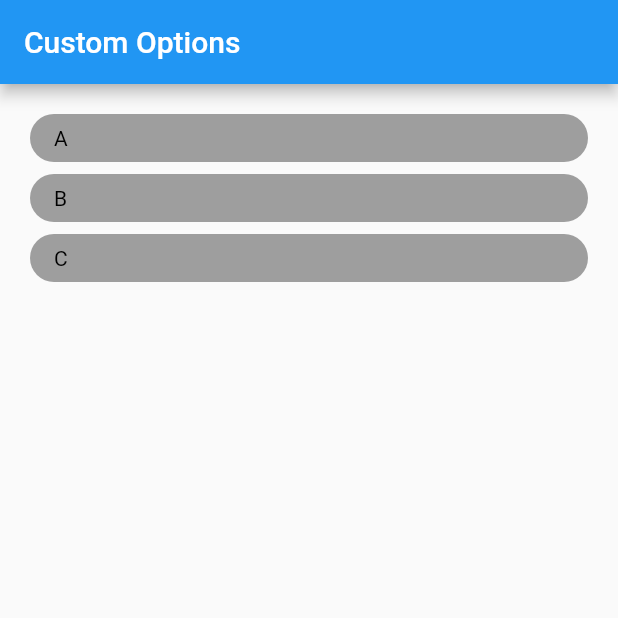
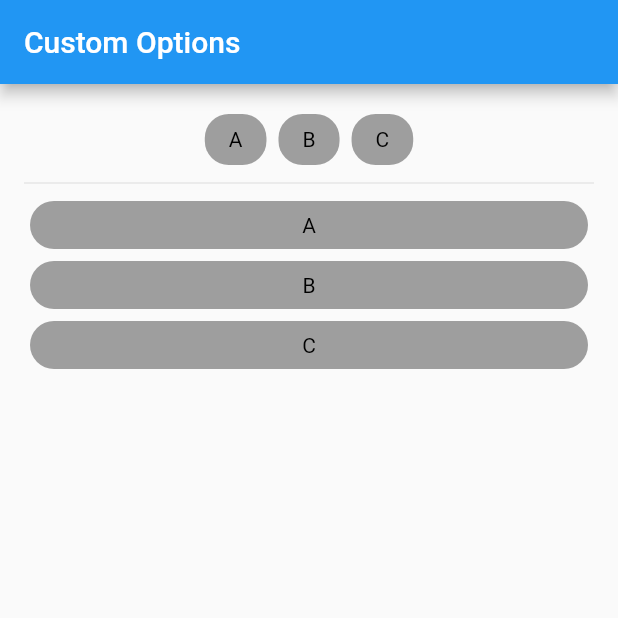
Before and after one commit to owndigitaldev/Custom-Options-Widget, a Flutter app: the screen it shows after launch, on a phone screen of 412 x 824 dp, the top half of it. Run offline on Flutter 3.47's test engine with Material 2 defaults, Android fonts, the phone set to English and light mode, and no system bars.

Commit message:
Init Project

```diff
--- a/lib/page/main_page.dart
+++ b/lib/page/main_page.dart
@@ -18,11 +18,31 @@ class _MainPageState extends State<MainPage> {
     );
   }
 
-  Widget _buildBody(){
+  Widget _buildBody() {
     return SingleChildScrollView(
       child: Container(
         padding: const EdgeInsets.all(16.0),
-        child: OptionWidget(
+        child: Column(
+          mainAxisSize: MainAxisSize.min,
+          children: [
+            OptionWidget(
+              textColor: Colors.black,
+              selectedColor: Colors.red,
+              unselectedColor: Colors.grey,
+              groupValue: _selectedValue,
+              scrollDirection: Axis.horizontal,
+              items: [
+                OptionValueModel(title: "A", value: "a"),
+                OptionValueModel(title: "B", value: "b"),
+                OptionValueModel(title: "C", value: "c"),
+              ],
+              onChanged: (value) {
+                //ketika selected item berubah
+                print(value);
+              },
+            ),
+            Divider(),
+            OptionWidget(
               textColor: Colors.black,
               selectedColor: Colors.red,
               unselectedColor: Colors.grey,
@@ -33,10 +53,12 @@ class _MainPageState extends State<MainPage> {
                 OptionValueModel(title: "B", value: "b"),
                 OptionValueModel(title: "C", value: "c"),
               ],
-          onChanged: (value){
+              onChanged: (value) {
                 //ketika selected item berubah
                 print(value);
               },
+            ),
+          ],
         ),
       ),
     );
--- a/lib/widget/option_widget.dart
+++ b/lib/widget/option_widget.dart
@@ -16,7 +16,7 @@ class OptionWidget extends StatefulWidget {
     @required this.unselectedColor,
     @required this.groupValue,
     @required this.items,
-    this.scrollDirection,
+    this.scrollDirection = Axis.horizontal,
     this.onChanged,
   });
 
@@ -33,7 +33,7 @@ class _OptionWidgetState extends State<OptionWidget> {
     _groupValue = widget.groupValue;
   }
 
-  void _onItemSelected(dynamic value){
+  void _onItemSelected(dynamic value) {
     setState(() {
       _groupValue = value;
     });
@@ -42,11 +42,22 @@ class _OptionWidgetState extends State<OptionWidget> {
 
   @override
   Widget build(BuildContext context) {
+    if (widget.scrollDirection == Axis.horizontal)
+      return SizedBox(
+        height: 42.0,
+        child: _buildItems(),
+      );
+    else
+      return _buildItems();
+  }
+
+  Widget _buildItems() {
     return ListView.builder(
       shrinkWrap: true,
-      primary: false,
-      physics: const NeverScrollableScrollPhysics(),
-      scrollDirection: widget.scrollDirection ?? Axis.horizontal,
+      physics: widget.scrollDirection == Axis.vertical
+          ? const NeverScrollableScrollPhysics()
+          : const ClampingScrollPhysics(),
+      scrollDirection: widget.scrollDirection,
       itemCount: widget.items.length,
       itemBuilder: (context, index) {
         OptionValueModel o = widget.items[index];
@@ -63,9 +74,11 @@ class _OptionWidgetState extends State<OptionWidget> {
                   ? widget.selectedColor
                   : widget.unselectedColor,
             ),
-            child: Text(
-              "${o.title}",
-              style: TextStyle(color: widget.textColor),
+            child: Center(
+              child: Text(
+                "${o.title}",
+                style: TextStyle(color: widget.textColor),
+              ),
             ),
           ),
           onTap: () => _onItemSelected(o.value),
```
Lines whose indentation alone changed are shown as unchanged.
